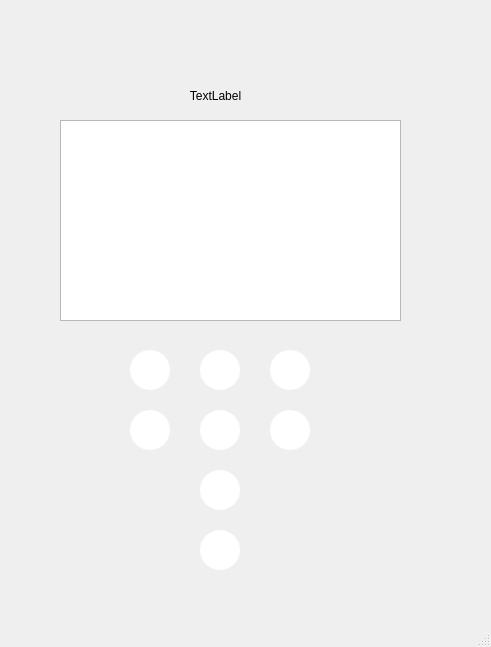
bradyhoard/Team13-HeartWave, file Team13-HeartWave/mainwindow.ui: the form before one commit.
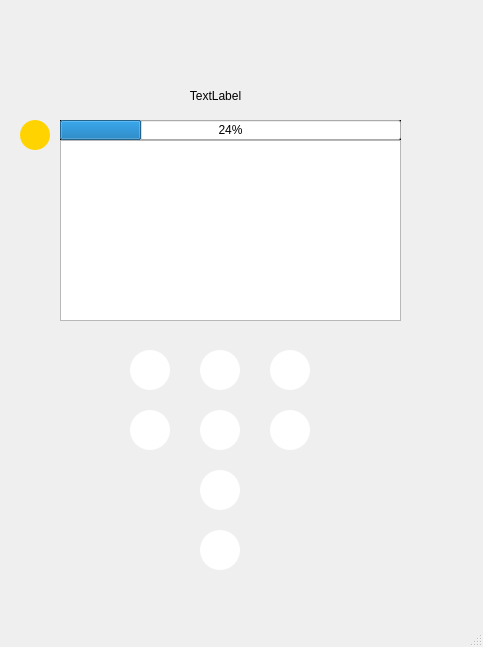
The form after the commit. Icons and pictures are not drawn.

Commit message: simple battery

```diff
--- a/Team13-HeartWave/mainwindow.ui
+++ b/Team13-HeartWave/mainwindow.ui
@@ -6,7 +6,7 @@
    <rect>
     <x>0</x>
     <y>0</y>
-    <width>491</width>
+    <width>483</width>
     <height>647</height>
    </rect>
   </property>
@@ -18,9 +18,9 @@
     <property name="geometry">
      <rect>
       <x>60</x>
-      <y>120</y>
+      <y>140</y>
       <width>341</width>
-      <height>201</height>
+      <height>181</height>
      </rect>
     </property>
    </widget>
@@ -340,6 +340,73 @@
     <property name="styleSheet">
      <string notr="true">background-color: rgb(0, 0, 0);</string>
     </property>
+    <property name="backgroundBrush">
+     <brush brushstyle="NoBrush">
+      <color alpha="255">
+       <red>0</red>
+       <green>0</green>
+       <blue>0</blue>
+      </color>
+     </brush>
+    </property>
+    <property name="foregroundBrush">
+     <brush brushstyle="NoBrush">
+      <color alpha="255">
+       <red>0</red>
+       <green>0</green>
+       <blue>0</blue>
+      </color>
+     </brush>
+    </property>
+   </widget>
+   <widget class="QPushButton" name="chargeDevice">
+    <property name="geometry">
+     <rect>
+      <x>20</x>
+      <y>120</y>
+      <width>30</width>
+      <height>30</height>
+     </rect>
+    </property>
+    <property name="minimumSize">
+     <size>
+      <width>30</width>
+      <height>30</height>
+     </size>
+    </property>
+    <property name="maximumSize">
+     <size>
+      <width>30</width>
+      <height>30</height>
+     </size>
+    </property>
+    <property name="styleSheet">
+     <string notr="true">QPushButton {
+image: url(:/buttons/chargeButton.svg);
+background-color: #ffd300;
+border-radius: 15px;
+}
+
+QPushButton:pressed {
+	background-color: green;
+}</string>
+    </property>
+    <property name="text">
+     <string/>
+    </property>
+   </widget>
+   <widget class="QProgressBar" name="batteryProgress">
+    <property name="geometry">
+     <rect>
+      <x>60</x>
+      <y>120</y>
+      <width>341</width>
+      <height>20</height>
+     </rect>
+    </property>
+    <property name="value">
+     <number>24</number>
+    </property>
    </widget>
    <zorder>powerOffView</zorder>
    <zorder>mainList</zorder>
@@ -352,13 +419,15 @@
    <zorder>okButton</zorder>
    <zorder>menuLabel</zorder>
    <zorder>powerButton</zorder>
+   <zorder>chargeDevice</zorder>
+   <zorder>batteryProgress</zorder>
   </widget>
   <widget class="QMenuBar" name="menubar">
    <property name="geometry">
     <rect>
      <x>0</x>
      <y>0</y>
-     <width>491</width>
+     <width>483</width>
      <height>22</height>
     </rect>
    </property>
```
The commit also changes 6 other files.
